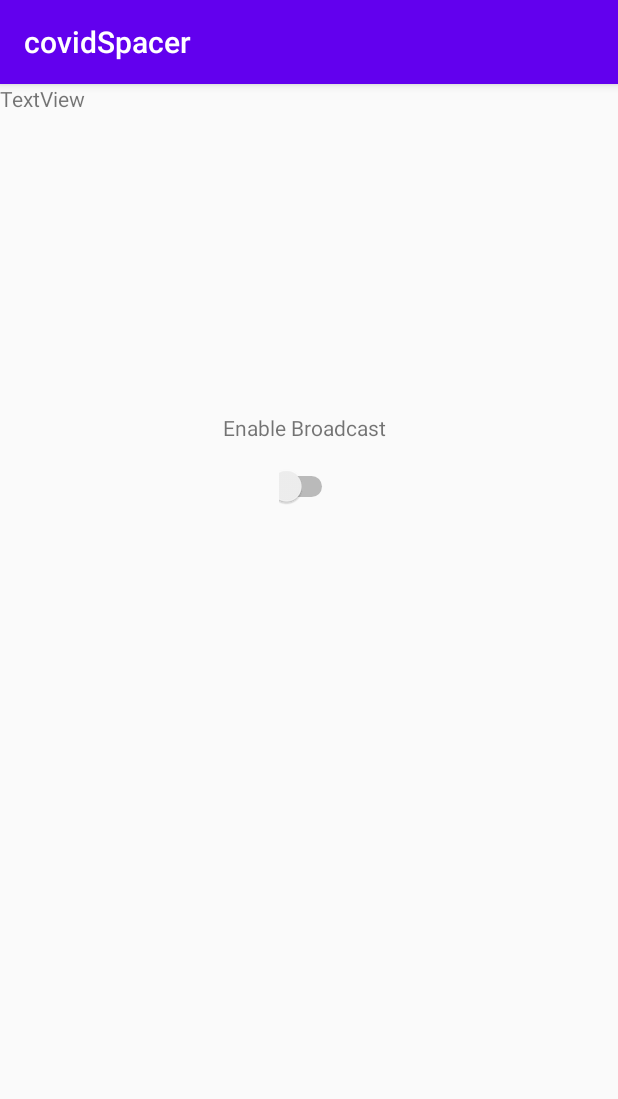
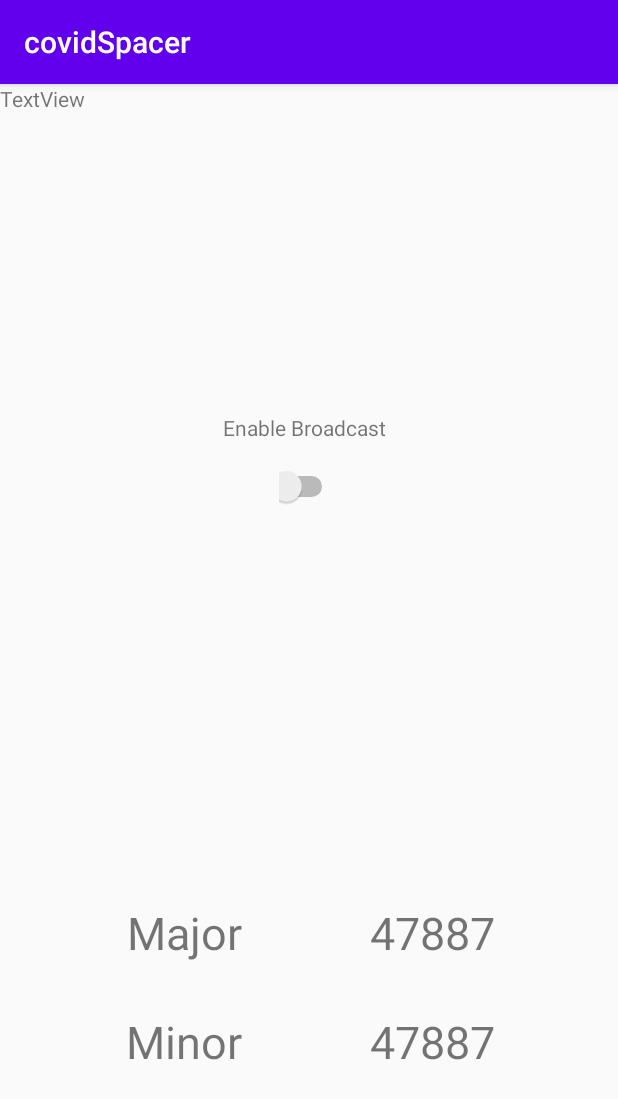
Before and after one commit to davidgamero/covid-spacer-android, an Android app: the screen it shows after launch (MainActivity), on a phone screen of 412 x 824 dp. Shown: the top 1099 px of the screen. Run offline under Robolectric (Android 15) with nearby library versions, the phone set to English and light mode, and no system bars; libraries missing offline, so code that uses them is left out: org.altbeacon.beacon; 1 statement that could not run was skipped.

Commit message:
Added randomized major and minor values to be used for iBeacon identifier

```diff
--- a/app/src/main/java/com/example/covidspacer/MainActivity.java
+++ b/app/src/main/java/com/example/covidspacer/MainActivity.java
@@ -1,23 +1,21 @@
 package com.example.covidspacer;
 
 import androidx.appcompat.app.AppCompatActivity;
-
 import android.content.Context;
 import android.os.Bundle;
 import android.os.RemoteException;
 import android.util.Log;
 import android.widget.CompoundButton;
 import android.widget.Switch;
+import android.widget.TextView;
 import android.widget.Toast;
-
 import org.altbeacon.beacon.Beacon;
 import org.altbeacon.beacon.BeaconConsumer;
 import org.altbeacon.beacon.BeaconManager;
-import org.altbeacon.beacon.MonitorNotifier;
 import org.altbeacon.beacon.RangeNotifier;
 import org.altbeacon.beacon.Region;
-
 import java.util.Collection;
+import java.util.Random;
 
 public class MainActivity extends AppCompatActivity implements CompoundButton.OnCheckedChangeListener, BeaconConsumer {
     Switch broadcastSwitch = null;
@@ -26,11 +24,18 @@ public class MainActivity extends AppCompatActivity implements CompoundButton.On
 
     protected static final String TAG = "MonitoringActivity";
     private String beacon_UUID = "DDDD98FF-2900-441A-802F-9C398FC1DDDD";
-
     @Override
     protected void onCreate(Bundle savedInstanceState) {
         super.onCreate(savedInstanceState);
         setContentView(R.layout.activity_main);
+        TextView majorNum = findViewById(R.id.majorNum);
+        TextView minorNum = findViewById(R.id.minorNum);
+
+        String minor = randomGenerate();
+        String major = randomGenerate();
+
+        minorNum.setText(minor);
+        majorNum.setText(major);
 
         broadcastSwitch = (Switch) findViewById(R.id.broadcastSwitch);
         broadcastSwitch.setOnCheckedChangeListener(this);
@@ -70,4 +75,12 @@ public class MainActivity extends AppCompatActivity implements CompoundButton.On
         super.onDestroy();
         beaconManager.unbind(this);
     }
+    static String randomGenerate() {
+
+        int bound = 65536;
+        //generate random values from 0-65536
+        Random rand = new Random();
+        return Integer.toString(rand.nextInt(bound));
+
+    }
 }
--- a/app/src/main/res/layout/activity_main.xml
+++ b/app/src/main/res/layout/activity_main.xml
@@ -5,6 +5,18 @@
     android:layout_width="match_parent"
     android:layout_height="match_parent"
     tools:context=".MainActivity">
+
+    <TextView
+        android:id="@+id/textView2"
+        android:layout_width="wrap_content"
+        android:layout_height="wrap_content"
+        android:layout_marginTop="32dp"
+        android:text="@string/minor"
+        android:textSize="30sp"
+        app:layout_constraintEnd_toEndOf="parent"
+        app:layout_constraintHorizontal_bias="0.25"
+        app:layout_constraintStart_toStartOf="parent"
+        app:layout_constraintTop_toBottomOf="@+id/textView" />
 
     <TextView
         android:id="@+id/textView3"
@@ -35,4 +47,38 @@
         tools:layout_editor_absoluteX="172dp"
         tools:layout_editor_absoluteY="313dp" />
 
+    <TextView
+        android:id="@+id/textView"
+        android:layout_width="wrap_content"
+        android:layout_height="wrap_content"
+        android:text="@string/major"
+        android:textSize="30sp"
+        app:layout_constraintBottom_toBottomOf="parent"
+        app:layout_constraintEnd_toEndOf="@+id/textView2"
+        app:layout_constraintStart_toStartOf="@+id/textView2"
+        app:layout_constraintTop_toTopOf="parent"
+        app:layout_constraintVertical_bias="0.75" />
+
+    <TextView
+        android:id="@+id/majorNum"
+        android:layout_width="wrap_content"
+        android:layout_height="wrap_content"
+        android:text="@string/major_value"
+        android:textSize="30sp"
+        app:layout_constraintEnd_toEndOf="@+id/minorNum"
+        app:layout_constraintStart_toStartOf="@+id/minorNum"
+        app:layout_constraintTop_toTopOf="@+id/textView" />
+
+    <TextView
+        android:id="@+id/minorNum"
+        android:layout_width="wrap_content"
+        android:layout_height="wrap_content"
+        android:layout_marginTop="32dp"
+        android:text="@string/minorvalue"
+        android:textSize="30sp"
+        app:layout_constraintEnd_toEndOf="parent"
+        app:layout_constraintHorizontal_bias="0.75"
+        app:layout_constraintStart_toStartOf="parent"
+        app:layout_constraintTop_toBottomOf="@+id/majorNum" />
+
 </androidx.constraintlayout.widget.ConstraintLayout>
--- a/app/src/main/res/values/strings.xml
+++ b/app/src/main/res/values/strings.xml
@@ -1,3 +1,7 @@
 <resources>
     <string name="app_name">covidSpacer</string>
+    <string name="minor">Minor</string>
+    <string name="major">Major</string>
+    <string name="major_value">Major Value</string>
+    <string name="minorvalue">MinorValue</string>
 </resources>
```
